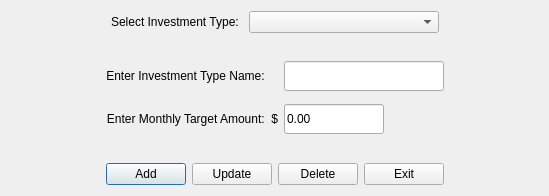
First picture: the form in CashFlowManager/addinvestmenttypedialog.ui, repository epw7856/CashFlowManager, before the edit.
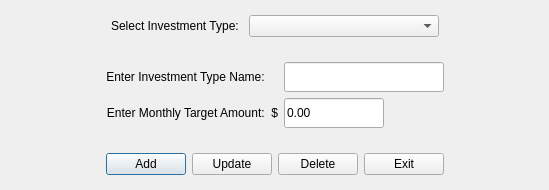
Second picture: the form after the edit.

Commit message: Implemented the UpdateAssetInfoDialog class and associated controller.

Patch:
```diff
--- a/CashFlowManager/addinvestmenttypedialog.ui
+++ b/CashFlowManager/addinvestmenttypedialog.ui
@@ -7,7 +7,7 @@
     <x>0</x>
     <y>0</y>
     <width>549</width>
-    <height>196</height>
+    <height>190</height>
    </rect>
   </property>
   <property name="font">
@@ -91,29 +91,6 @@
    </item>
    <item>
     <layout class="QGridLayout" name="gridLayout">
-     <item row="3" column="1">
-      <widget class="QLabel" name="label_5">
-       <property name="text">
-        <string>Enter Monthly Target Amount:  $</string>
-       </property>
-       <property name="alignment">
-        <set>Qt::AlignRight|Qt::AlignTrailing|Qt::AlignVCenter</set>
-       </property>
-      </widget>
-     </item>
-     <item row="0" column="2">
-      <layout class="QHBoxLayout" name="horizontalLayout_3"/>
-     </item>
-     <item row="1" column="1">
-      <widget class="QLabel" name="label_4">
-       <property name="text">
-        <string>Enter Investment Type Name:    </string>
-       </property>
-       <property name="alignment">
-        <set>Qt::AlignRight|Qt::AlignTrailing|Qt::AlignVCenter</set>
-       </property>
-      </widget>
-     </item>
      <item row="1" column="3">
       <spacer name="horizontalSpacer_10">
        <property name="orientation">
@@ -127,20 +104,9 @@
        </property>
       </spacer>
      </item>
-     <item row="3" column="0">
-      <spacer name="horizontalSpacer_7">
-       <property name="orientation">
-        <enum>Qt::Horizontal</enum>
-       </property>
-       <property name="sizeHint" stdset="0">
-        <size>
-         <width>40</width>
-         <height>20</height>
-        </size>
-       </property>
-      </spacer>
-     </item>
-     <item row="1" column="2">
+     <item row="0" column="2">
+      <layout class="QHBoxLayout" name="horizontalLayout_3">
+       <item>
       <widget class="QLineEdit" name="lineEditName">
        <property name="minimumSize">
         <size>
@@ -156,18 +122,7 @@
        </property>
       </widget>
      </item>
-     <item row="3" column="3">
-      <spacer name="horizontalSpacer_8">
-       <property name="orientation">
-        <enum>Qt::Horizontal</enum>
-       </property>
-       <property name="sizeHint" stdset="0">
-        <size>
-         <width>40</width>
-         <height>20</height>
-        </size>
-       </property>
-      </spacer>
+      </layout>
      </item>
      <item row="1" column="0">
       <spacer name="horizontalSpacer_9">
@@ -182,7 +137,17 @@
        </property>
       </spacer>
      </item>
-     <item row="3" column="2">
+     <item row="0" column="1">
+      <widget class="QLabel" name="label_4">
+       <property name="text">
+        <string>Enter Investment Type Name:    </string>
+       </property>
+       <property name="alignment">
+        <set>Qt::AlignRight|Qt::AlignTrailing|Qt::AlignVCenter</set>
+       </property>
+      </widget>
+     </item>
+     <item row="1" column="2">
       <widget class="QLineEdit" name="lineEditTargetAmount">
        <property name="minimumSize">
         <size>
@@ -201,6 +166,42 @@
        </property>
       </widget>
      </item>
+     <item row="1" column="1">
+      <widget class="QLabel" name="label_5">
+       <property name="text">
+        <string>Enter Monthly Target Amount:  $</string>
+       </property>
+       <property name="alignment">
+        <set>Qt::AlignRight|Qt::AlignTrailing|Qt::AlignVCenter</set>
+       </property>
+      </widget>
+     </item>
+     <item row="0" column="3">
+      <spacer name="horizontalSpacer_8">
+       <property name="orientation">
+        <enum>Qt::Horizontal</enum>
+       </property>
+       <property name="sizeHint" stdset="0">
+        <size>
+         <width>40</width>
+         <height>20</height>
+        </size>
+       </property>
+      </spacer>
+     </item>
+     <item row="0" column="0">
+      <spacer name="horizontalSpacer_7">
+       <property name="orientation">
+        <enum>Qt::Horizontal</enum>
+       </property>
+       <property name="sizeHint" stdset="0">
+        <size>
+         <width>40</width>
+         <height>20</height>
+        </size>
+       </property>
+      </spacer>
+     </item>
     </layout>
    </item>
    <item>
```
Left out of the diff: 6 changed lines with no effect on the pictures. Lines whose indentation alone changed are shown as unchanged. The commit also changes 12 other files.
